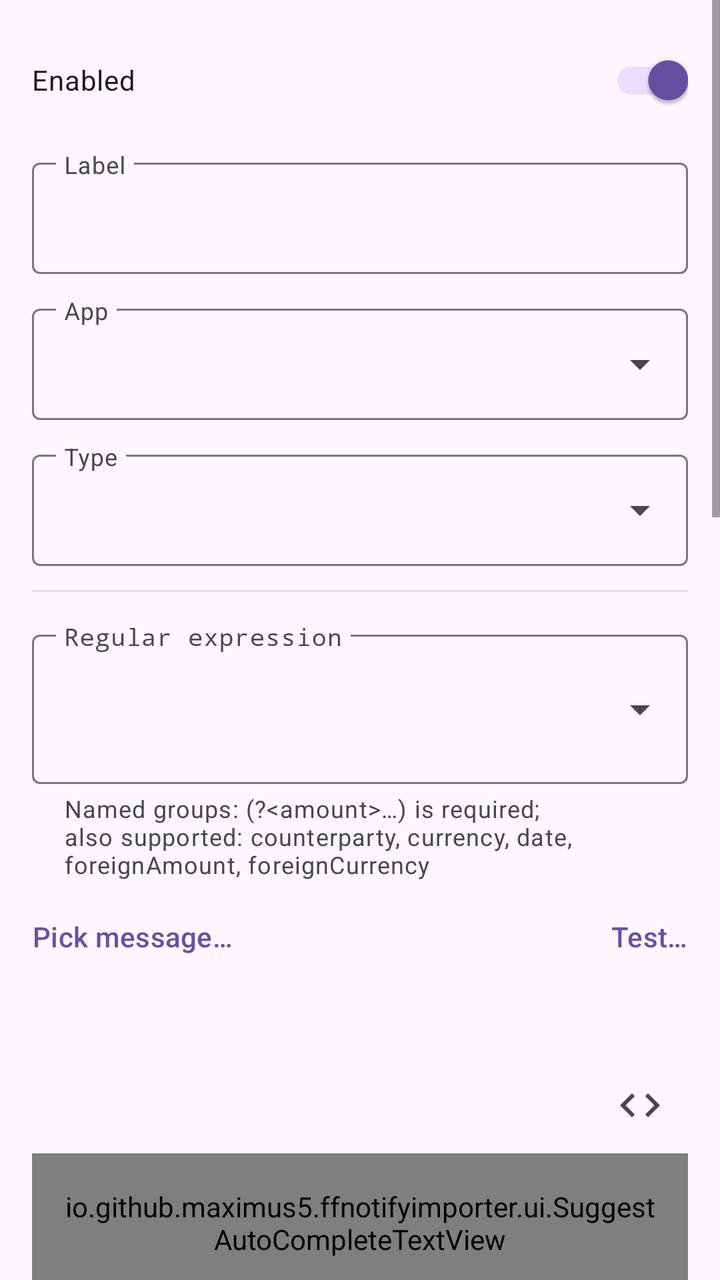
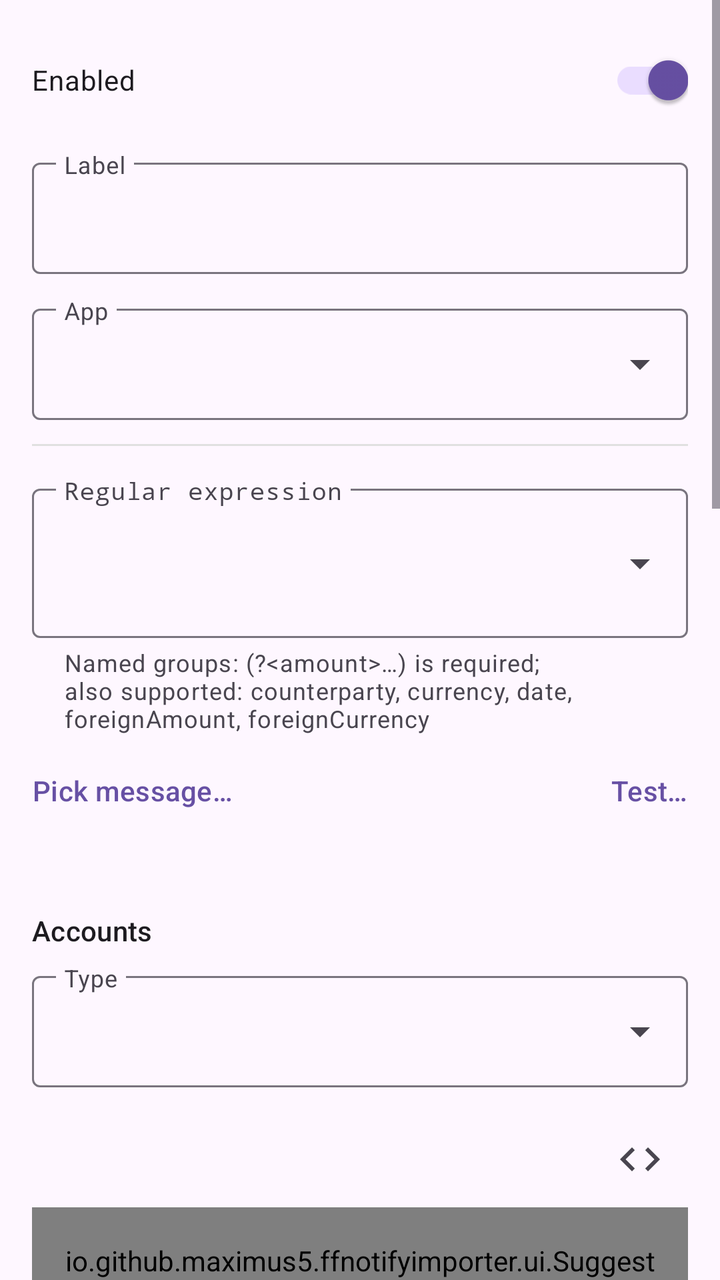

The first picture is an Android layout as it rendered before a commit; the second is the same layout after the commit. The layout source and the unified diff follow.
<!-- AndroidManifest.xml: application theme Theme.FfNotifyImporter -->
<!-- res/layout/fragment_rule_edit.xml -->
<?xml version="1.0" encoding="utf-8"?>
<ScrollView xmlns:android="http://schemas.android.com/apk/res/android"
    xmlns:app="http://schemas.android.com/apk/res-auto"
    android:layout_width="match_parent"
    android:layout_height="match_parent">

    <LinearLayout
        android:layout_width="match_parent"
        android:layout_height="wrap_content"
        android:orientation="vertical"
        android:padding="16dp">

        <com.google.android.material.switchmaterial.SwitchMaterial
            android:id="@+id/enabledSwitch"
            android:layout_width="match_parent"
            android:layout_height="wrap_content"
            android:layout_marginBottom="12dp"
            android:checked="true"
            android:text="@string/rule_field_enabled" />

        <com.google.android.material.textfield.TextInputLayout
            android:layout_width="match_parent"
            android:layout_height="wrap_content"
            android:layout_marginBottom="12dp"
            android:hint="@string/rule_field_label"
            app:expandedHintEnabled="false">

            <com.google.android.material.textfield.TextInputEditText
                android:id="@+id/labelInput"
                android:layout_width="match_parent"
                android:layout_height="wrap_content" />

        </com.google.android.material.textfield.TextInputLayout>

        <com.google.android.material.textfield.TextInputLayout
            android:layout_width="match_parent"
            android:layout_height="wrap_content"
            android:layout_marginBottom="12dp"
            android:hint="@string/rule_field_apps"
            app:expandedHintEnabled="false"
            style="@style/Widget.Material3.TextInputLayout.OutlinedBox.ExposedDropdownMenu">

            <com.google.android.material.textfield.MaterialAutoCompleteTextView
                android:id="@+id/appInput"
                android:layout_width="match_parent"
                android:layout_height="wrap_content"
                android:inputType="none" />

        </com.google.android.material.textfield.TextInputLayout>

        <com.google.android.material.textfield.TextInputLayout
            android:layout_width="match_parent"
            android:layout_height="wrap_content"
            android:layout_marginBottom="12dp"
            android:hint="@string/rule_field_kind"
            app:expandedHintEnabled="false"
            style="@style/Widget.Material3.TextInputLayout.OutlinedBox.ExposedDropdownMenu">

            <com.google.android.material.textfield.MaterialAutoCompleteTextView
                android:id="@+id/kindInput"
                android:layout_width="match_parent"
                android:layout_height="wrap_content"
                android:inputType="none" />

        </com.google.android.material.textfield.TextInputLayout>

        <View
            android:layout_width="match_parent"
            android:layout_height="1dp"
            android:layout_marginBottom="16dp"
            android:background="#E0E0E0" />

        <com.google.android.material.textfield.TextInputLayout
            android:id="@+id/patternLayout"
            android:layout_width="match_parent"
            android:layout_height="wrap_content"
            android:layout_marginBottom="4dp"
            android:hint="@string/rule_field_pattern"
            app:endIconContentDescription="@string/rule_pick_existing_pattern"
            app:endIconDrawable="@drawable/ic_dropdown"
            app:endIconMode="custom"
            app:expandedHintEnabled="false"
            app:helperText="@string/rule_pattern_groups_hint"
            app:helperTextEnabled="true">

            <com.google.android.material.textfield.TextInputEditText
                android:id="@+id/patternInput"
                android:layout_width="match_parent"
                android:layout_height="wrap_content"
                android:fontFamily="monospace"
                android:gravity="top"
                android:inputType="textMultiLine"
                android:minLines="2" />

        </com.google.android.material.textfield.TextInputLayout>

        <LinearLayout
            android:layout_width="match_parent"
            android:layout_height="wrap_content"
            android:layout_marginBottom="4dp"
            android:orientation="horizontal">

            <Button
                android:id="@+id/pickMessageButton"
                style="?attr/borderlessButtonStyle"
                android:layout_width="wrap_content"
                android:layout_height="wrap_content"
                android:minWidth="0dp"
                android:paddingStart="0dp"
                android:paddingEnd="12dp"
                android:text="@string/rule_pick_message" />

            <Space
                android:layout_width="0dp"
                android:layout_height="0dp"
                android:layout_weight="1" />

            <Button
                android:id="@+id/testAgainstHistoryButton"
                style="?attr/borderlessButtonStyle"
                android:layout_width="wrap_content"
                android:layout_height="wrap_content"
                android:minWidth="0dp"
                android:paddingStart="12dp"
                android:paddingEnd="0dp"
                android:text="@string/rule_test" />

        </LinearLayout>

        <TextView
            android:id="@+id/availableMacrosText"
            android:layout_width="match_parent"
            android:layout_height="wrap_content"
            android:layout_marginBottom="16dp"
            android:textColor="#888888"
            android:textSize="12sp" />

        <com.google.android.material.textfield.TextInputLayout
            android:id="@+id/sourceAccountLayout"
            android:layout_width="match_parent"
            android:layout_height="wrap_content"
            android:layout_marginBottom="12dp"
            android:hint="@string/rule_field_source_account"
            app:expandedHintEnabled="false"
            app:endIconMode="custom"
            app:endIconDrawable="@drawable/ic_insert_macro"
            app:endIconContentDescription="@string/rule_insert_macro">

            <io.github.maximus5.ffnotifyimporter.ui.SuggestAutoCompleteTextView
                android:id="@+id/sourceAccountInput"
                style="@style/Widget.Material3.AutoCompleteTextView.OutlinedBox"
                android:layout_width="match_parent"
                android:layout_height="wrap_content"
                android:inputType="text"
                android:completionThreshold="1" />

        </com.google.android.material.textfield.TextInputLayout>

        <com.google.android.material.textfield.TextInputLayout
            android:id="@+id/destinationAccountLayout"
            android:layout_width="match_parent"
            android:layout_height="wrap_content"
            android:layout_marginBottom="12dp"
            android:hint="@string/rule_field_destination_account"
            app:expandedHintEnabled="false"
            app:endIconMode="custom"
            app:endIconDrawable="@drawable/ic_insert_macro"
            app:endIconContentDescription="@string/rule_insert_macro">

            <io.github.maximus5.ffnotifyimporter.ui.SuggestAutoCompleteTextView
                android:id="@+id/destinationAccountInput"
                style="@style/Widget.Material3.AutoCompleteTextView.OutlinedBox"
                android:layout_width="match_parent"
                android:layout_height="wrap_content"
                android:inputType="text"
                android:completionThreshold="1" />

        </com.google.android.material.textfield.TextInputLayout>

        <com.google.android.material.switchmaterial.SwitchMaterial
            android:id="@+id/accountApproximateSwitch"
            android:layout_width="match_parent"
            android:layout_height="wrap_content"
            android:layout_marginBottom="4dp"
            android:text="@string/rule_field_account_approximate" />

        <TextView
            android:layout_width="match_parent"
            android:layout_height="wrap_content"
            android:layout_marginBottom="12dp"
            android:text="@string/rule_field_account_approximate_hint"
            android:textColor="#888888"
            android:textSize="13sp" />

        <com.google.android.material.textfield.TextInputLayout
            android:id="@+id/homeCurrencyLayout"
            android:layout_width="match_parent"
            android:layout_height="wrap_content"
            android:layout_marginBottom="12dp"
            android:hint="@string/rule_field_home_currency"
            app:expandedHintEnabled="false"
            app:endIconMode="custom"
            app:endIconDrawable="@drawable/ic_dropdown"
            app:endIconContentDescription="@string/rule_pick_currency">

            <io.github.maximus5.ffnotifyimporter.ui.SuggestAutoCompleteTextView
                android:id="@+id/homeCurrencyInput"
                style="@style/Widget.Material3.AutoCompleteTextView.OutlinedBox"
                android:layout_width="match_parent"
                android:layout_height="wrap_content"
                android:inputType="text"
                android:completionThreshold="1" />

        </com.google.android.material.textfield.TextInputLayout>

        <com.google.android.material.textfield.TextInputLayout
            android:id="@+id/dateFormatLayout"
            android:layout_width="match_parent"
            android:layout_height="wrap_content"
            android:layout_marginBottom="12dp"
            android:hint="@string/rule_field_date_format"
            app:expandedHintEnabled="false"
            app:endIconMode="custom"
            app:endIconDrawable="@drawable/ic_dropdown"
            app:endIconContentDescription="@string/rule_pick_date_format">

            <com.google.android.material.textfield.TextInputEditText
                android:id="@+id/dateFormatInput"
                android:layout_width="match_parent"
                android:layout_height="wrap_content"
                android:fontFamily="monospace" />

        </com.google.android.material.textfield.TextInputLayout>

        <com.google.android.material.textfield.TextInputLayout
            android:id="@+id/descriptionTemplateLayout"
            android:layout_width="match_parent"
            android:layout_height="wrap_content"
            android:layout_marginBottom="12dp"
            android:hint="@string/rule_field_description_template"
            app:expandedHintEnabled="false"
            app:endIconMode="custom"
            app:endIconDrawable="@drawable/ic_insert_macro"
            app:endIconContentDescription="@string/rule_insert_macro">

            <com.google.android.material.textfield.TextInputEditText
                android:id="@+id/descriptionTemplateInput"
                android:layout_width="match_parent"
                android:layout_height="wrap_content" />

        </com.google.android.material.textfield.TextInputLayout>

        <com.google.android.material.textfield.TextInputLayout
            android:id="@+id/notesTemplateLayout"
            android:layout_width="match_parent"
            android:layout_height="wrap_content"
            android:layout_marginBottom="12dp"
            android:hint="@string/rule_field_notes_template"
            app:expandedHintEnabled="false"
            app:endIconMode="custom"
            app:endIconDrawable="@drawable/ic_insert_macro"
            app:endIconContentDescription="@string/rule_insert_macro">

            <com.google.android.material.textfield.TextInputEditText
                android:id="@+id/notesTemplateInput"
                android:layout_width="match_parent"
                android:layout_height="wrap_content" />

        </com.google.android.material.textfield.TextInputLayout>

        <com.google.android.material.textfield.TextInputLayout
            android:id="@+id/categoryTemplateLayout"
            android:layout_width="match_parent"
            android:layout_height="wrap_content"
            android:layout_marginBottom="12dp"
            android:hint="@string/rule_field_category_template"
            app:expandedHintEnabled="false"
            app:endIconMode="custom"
            app:endIconDrawable="@drawable/ic_insert_macro"
            app:endIconContentDescription="@string/rule_insert_macro">

            <io.github.maximus5.ffnotifyimporter.ui.SuggestAutoCompleteTextView
                android:id="@+id/categoryTemplateInput"
                style="@style/Widget.Material3.AutoCompleteTextView.OutlinedBox"
                android:layout_width="match_parent"
                android:layout_height="wrap_content"
                android:completionThreshold="1"
                android:inputType="text" />

        </com.google.android.material.textfield.TextInputLayout>

        <com.google.android.material.textfield.TextInputLayout
            android:id="@+id/tagsTemplateLayout"
            android:layout_width="match_parent"
            android:layout_height="wrap_content"
            android:layout_marginBottom="12dp"
            android:hint="@string/rule_field_tags_template"
            app:expandedHintEnabled="false"
            app:endIconMode="custom"
            app:endIconDrawable="@drawable/ic_insert_macro"
            app:endIconContentDescription="@string/rule_insert_macro">

            <io.github.maximus5.ffnotifyimporter.ui.TagsAutoCompleteTextView
                android:id="@+id/tagsTemplateInput"
                style="@style/Widget.Material3.AutoCompleteTextView.OutlinedBox"
                android:layout_width="match_parent"
                android:layout_height="wrap_content"
                android:completionThreshold="1"
                android:inputType="text" />

        </com.google.android.material.textfield.TextInputLayout>

    </LinearLayout>

</ScrollView>
<!-- resources referenced by this layout -->
<resources>
  <!-- drawable ic_dropdown (drawable) -->
  <?xml version="1.0" encoding="utf-8"?>
  <vector xmlns:android="http://schemas.android.com/apk/res/android"
      android:width="24dp"
      android:height="24dp"
      android:viewportWidth="24"
      android:viewportHeight="24"
      android:tint="?attr/colorOnSurfaceVariant">
      <path
          android:fillColor="#FF000000"
          android:pathData="M7,10l5,5 5,-5z" />
  </vector>
  <!-- drawable ic_insert_macro (drawable) -->
  <?xml version="1.0" encoding="utf-8"?>
  <vector xmlns:android="http://schemas.android.com/apk/res/android"
      android:width="24dp"
      android:height="24dp"
      android:viewportWidth="24"
      android:viewportHeight="24"
      android:tint="?attr/colorOnSurfaceVariant">
      <path
          android:fillColor="#FF000000"
          android:pathData="M9.4,16.6L4.8,12l4.6,-4.6L8,6l-6,6l6,6L9.4,16.6z M14.6,16.6L19.2,12l-4.6,-4.6L16,6l6,6l-6,6L14.6,16.6z" />
  </vector>
  <string name="rule_field_account_approximate">Account is a guess</string>
  <string name="rule_field_account_approximate_hint">Turn this on when the notification does not say which account or card was used, so the account above is only a guess. The app then never creates the transaction by itself: it asks you to review it. It also recognises the same payment reported by another app that knows the account (for example your wallet), and drops its own reminder. Duplicates are found by amount and time only.</string>
  <string name="rule_field_apps">App</string>
  <string name="rule_field_category_template">Category template</string>
  <string name="rule_field_date_format">Date format for the date macro</string>
  <string name="rule_field_description_template">Description template</string>
  <string name="rule_field_destination_account">Destination account</string>
  <string name="rule_field_enabled">Enabled</string>
  <string name="rule_field_home_currency">Account currency</string>
  <string name="rule_field_kind">Type</string>
  <string name="rule_field_label">Label</string>
  <string name="rule_field_notes_template">Notes template</string>
  <string name="rule_field_pattern">Regular expression</string>
  <string name="rule_field_source_account">Source account</string>
  <string name="rule_field_tags_template">Tags template (comma-separated)</string>
  <string name="rule_insert_macro">Insert macro</string>
  <string name="rule_pattern_groups_hint">Named groups: (?&lt;amount&gt;…) is required; also supported: counterparty, currency, date, foreignAmount, foreignCurrency</string>
  <string name="rule_pick_currency">Pick currency</string>
  <string name="rule_pick_date_format">Pick date format</string>
  <string name="rule_pick_existing_pattern">Pick existing…</string>
  <string name="rule_pick_message">Pick message…</string>
  <string name="rule_test">Test…</string>
  <style name="Theme.FfNotifyImporter" parent="Theme.Material3.DayNight.NoActionBar" />
</resources>

<!-- the commit's change to res/layout/fragment_rule_edit.xml (unified diff, before → after) -->
@@ -48,22 +48,6 @@
 
         </com.google.android.material.textfield.TextInputLayout>
 
-        <com.google.android.material.textfield.TextInputLayout
-            android:layout_width="match_parent"
-            android:layout_height="wrap_content"
-            android:layout_marginBottom="12dp"
-            android:hint="@string/rule_field_kind"
-            app:expandedHintEnabled="false"
-            style="@style/Widget.Material3.TextInputLayout.OutlinedBox.ExposedDropdownMenu">
-
-            <com.google.android.material.textfield.MaterialAutoCompleteTextView
-                android:id="@+id/kindInput"
-                android:layout_width="match_parent"
-                android:layout_height="wrap_content"
-                android:inputType="none" />
-
-        </com.google.android.material.textfield.TextInputLayout>
-
         <View
             android:layout_width="match_parent"
             android:layout_height="1dp"
@@ -135,6 +119,29 @@
             android:textColor="#888888"
             android:textSize="12sp" />
 
+        <TextView
+            android:layout_width="match_parent"
+            android:layout_height="wrap_content"
+            android:layout_marginBottom="8dp"
+            android:text="@string/rule_section_accounts"
+            android:textAppearance="?attr/textAppearanceTitleSmall" />
+
+        <com.google.android.material.textfield.TextInputLayout
+            android:layout_width="match_parent"
+            android:layout_height="wrap_content"
+            android:layout_marginBottom="12dp"
+            android:hint="@string/rule_field_kind"
+            app:expandedHintEnabled="false"
+            style="@style/Widget.Material3.TextInputLayout.OutlinedBox.ExposedDropdownMenu">
+
+            <com.google.android.material.textfield.MaterialAutoCompleteTextView
+                android:id="@+id/kindInput"
+                android:layout_width="match_parent"
+                android:layout_height="wrap_content"
+                android:inputType="none" />
+
+        </com.google.android.material.textfield.TextInputLayout>
+
         <com.google.android.material.textfield.TextInputLayout
             android:id="@+id/sourceAccountLayout"
             android:layout_width="match_parent"
<!-- resource entries referenced after the edit -->
@@ -45,6 +45,7 @@
   <string name="rule_pick_date_format">Pick date format</string>
   <string name="rule_pick_existing_pattern">Pick existing…</string>
   <string name="rule_pick_message">Pick message…</string>
+  <string name="rule_section_accounts">Accounts</string>
   <string name="rule_test">Test…</string>
   <style name="Theme.FfNotifyImporter" parent="Theme.Material3.DayNight.NoActionBar" />
 </resources>
